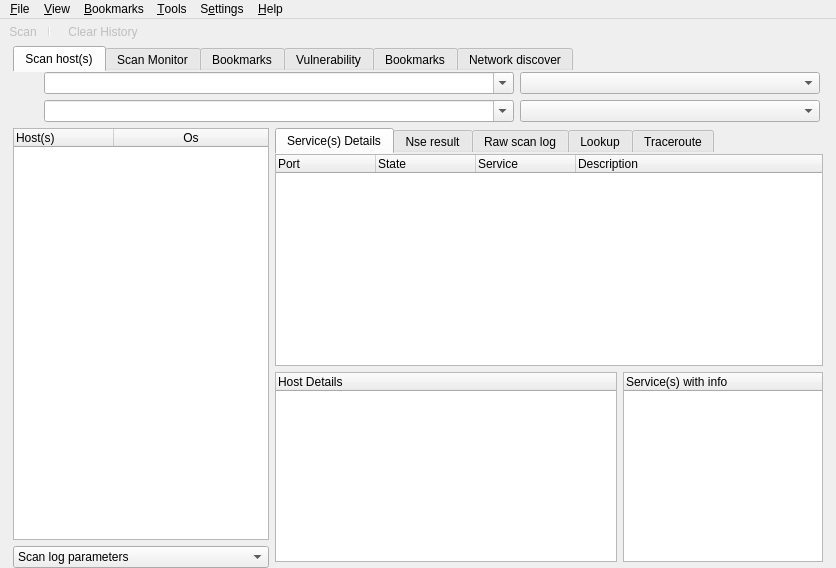
First picture: the form in src/app/mainwindow.ui, repository nmapsi4/nmapsi4, before the edit.
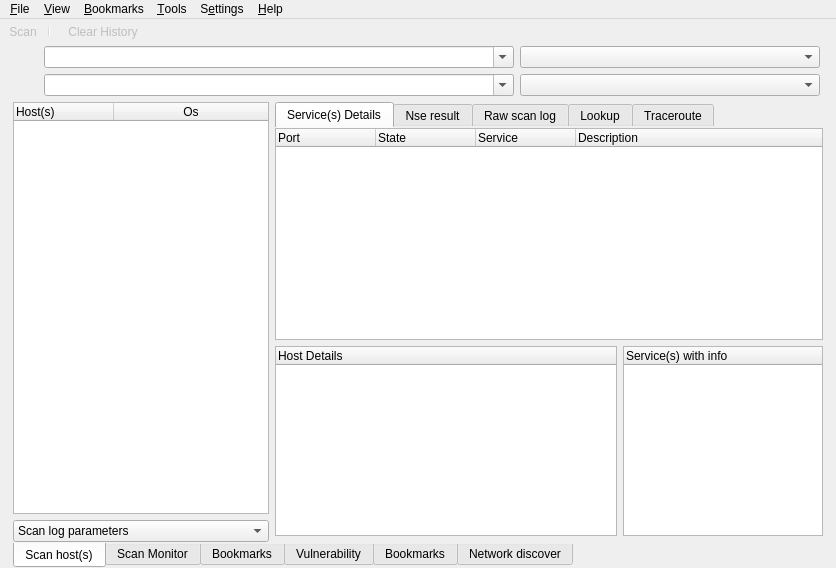
Second picture: the form after the edit. Icons and pictures are not drawn.

Commit message: change main tab orientation.

Patch:
```diff
--- a/src/app/mainwindow.ui
+++ b/src/app/mainwindow.ui
@@ -78,6 +78,9 @@
 	border: 0px;
 }</string>
       </property>
+      <property name="tabPosition">
+       <enum>QTabWidget::South</enum>
+      </property>
       <property name="currentIndex">
        <number>0</number>
       </property>
```
